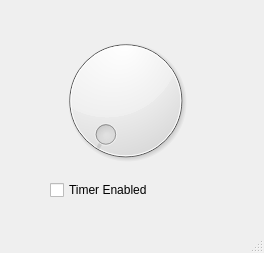
Old version of the form Presentation10/#4Timer/blinkyWindow.ui in the repository rlangoy/pb1150v_Labs.
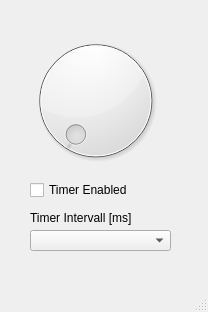
New version of the form.

```diff
--- a/Presentation10/#4Timer/blinkyWindow.ui
+++ b/Presentation10/#4Timer/blinkyWindow.ui
@@ -6,8 +6,8 @@
    <rect>
     <x>0</x>
     <y>0</y>
-    <width>264</width>
-    <height>253</height>
+    <width>208</width>
+    <height>312</height>
    </rect>
   </property>
   <property name="windowTitle">
@@ -17,7 +17,7 @@
    <widget class="QDial" name="dial">
     <property name="geometry">
      <rect>
-      <x>30</x>
+      <x>0</x>
       <y>30</y>
       <width>191</width>
       <height>141</height>
@@ -30,7 +30,7 @@
    <widget class="QCheckBox" name="checkBox">
     <property name="geometry">
      <rect>
-      <x>50</x>
+      <x>30</x>
       <y>180</y>
       <width>121</width>
       <height>20</height>
@@ -40,6 +40,29 @@
      <string>Timer Enabled</string>
     </property>
    </widget>
+   <widget class="QComboBox" name="cmbIntervall">
+    <property name="geometry">
+     <rect>
+      <x>30</x>
+      <y>230</y>
+      <width>141</width>
+      <height>21</height>
+     </rect>
+    </property>
+   </widget>
+   <widget class="QLabel" name="label">
+    <property name="geometry">
+     <rect>
+      <x>30</x>
+      <y>210</y>
+      <width>111</width>
+      <height>16</height>
+     </rect>
+    </property>
+    <property name="text">
+     <string>Timer Intervall [ms]</string>
+    </property>
+   </widget>
   </widget>
   <widget class="QMenuBar" name="menubar">
    <property name="geometry">
```
Left out of the diff: 4 changed lines with no effect on the pictures.
